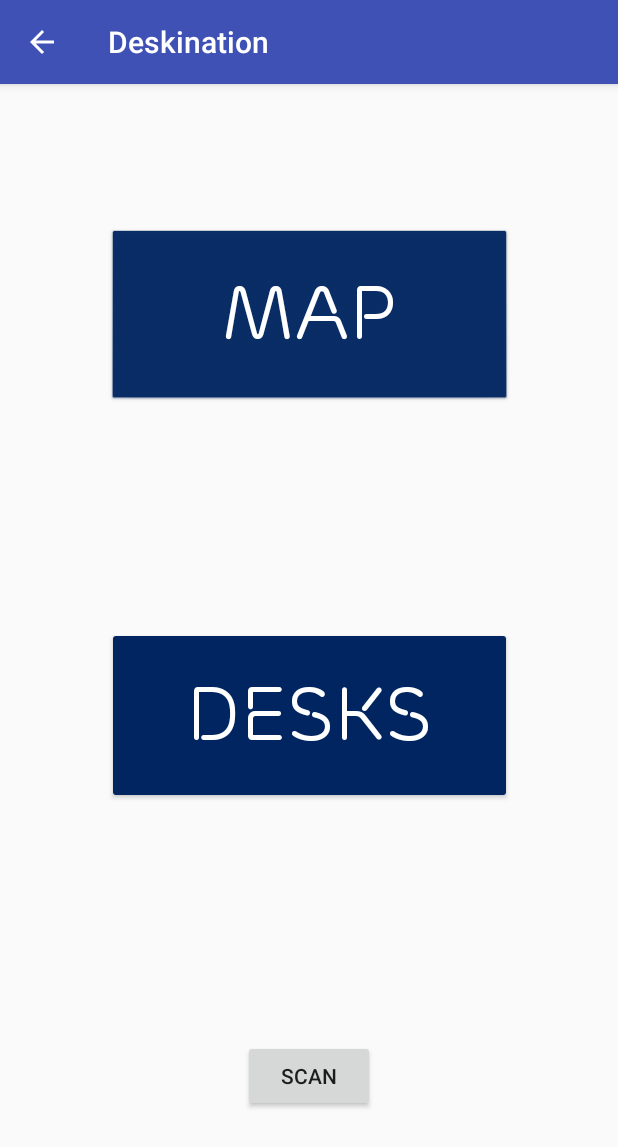
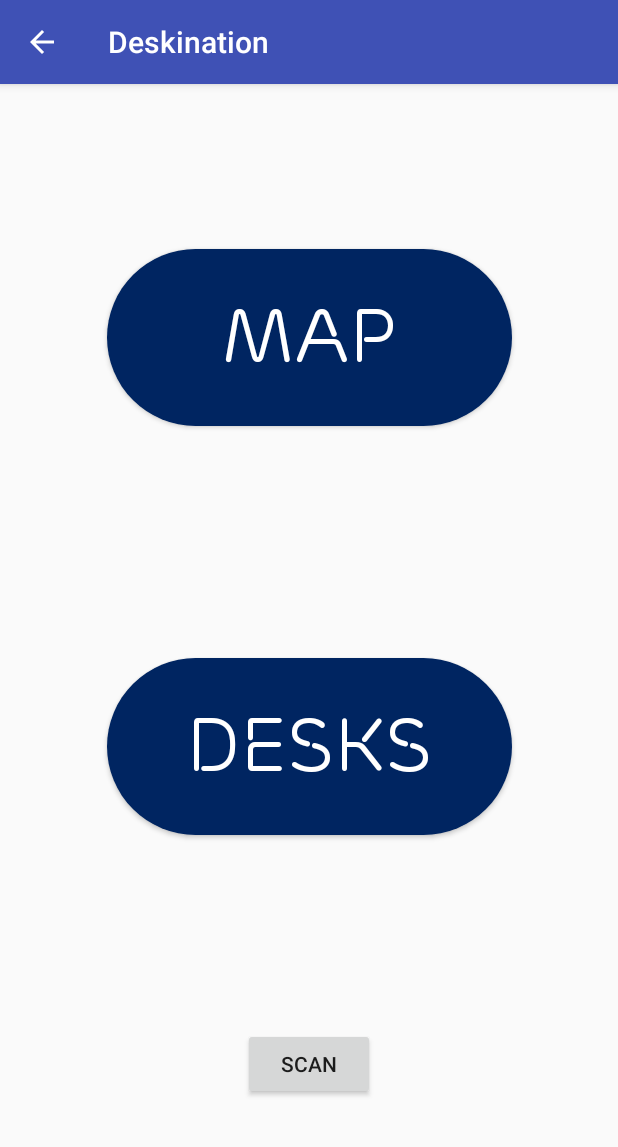
Before and after one commit to EricSumStu/August18, an Android app: the screen it shows after launch (SecondScreenActivity), on a phone screen of 412 x 824 dp. Shown: the top 1147 px of the screen. Run offline under Robolectric (Android 15) with nearby library versions, the phone set to English and light mode, and no system bars.

Commit message:
Rounded buttons added

```diff
--- /dev/null
+++ b/app/src/main/res/drawable/rounded_button.xml
@@ -0,0 +1,7 @@
+<?xml version="1.0" encoding="utf-8"?>
+<shape xmlns:android="http://schemas.android.com/apk/res/android"
+    android:shape="rectangle">
+    <solid android:color="@color/colorPrimaryDark"/>
+    <corners android:radius="100dp"/>
+
+</shape>
--- a/app/src/main/res/layout/activity_second_screen.xml
+++ b/app/src/main/res/layout/activity_second_screen.xml
@@ -19,7 +19,7 @@
         app:layout_constraintEnd_toEndOf="parent"
         app:layout_constraintStart_toStartOf="parent"
         app:layout_constraintTop_toTopOf="parent"
-        app:layout_constraintVertical_bias="0.894" />
+        app:layout_constraintVertical_bias="0.883" />
 
     <Button
         android:id="@+id/mapButton"
@@ -30,6 +30,7 @@
         android:layout_marginEnd="8dp"
         android:layout_marginStart="8dp"
         android:layout_marginTop="8dp"
+        android:background="@drawable/rounded_button"
         android:backgroundTint="#002561"
         android:fontFamily="@font/ericsson_font"
         android:text="Map"
@@ -39,7 +40,7 @@
         app:layout_constraintEnd_toEndOf="parent"
         app:layout_constraintStart_toStartOf="parent"
         app:layout_constraintTop_toTopOf="parent"
-        app:layout_constraintVertical_bias="0.14" />
+        app:layout_constraintVertical_bias="0.161" />
 
     <Button
         android:id="@+id/desksButton"
@@ -49,6 +50,7 @@
         android:layout_marginEnd="8dp"
         android:layout_marginStart="8dp"
         android:layout_marginTop="8dp"
+        android:background="@drawable/rounded_button"
         android:backgroundTint="#002561"
         android:fontFamily="@font/ericsson_font"
         android:text="Desks"
@@ -58,7 +60,7 @@
         app:layout_constraintEnd_toEndOf="parent"
         app:layout_constraintStart_toStartOf="parent"
         app:layout_constraintTop_toTopOf="parent"
-        app:layout_constraintVertical_bias="0.642" />
+        app:layout_constraintVertical_bias="0.69" />
 
 
 
```
